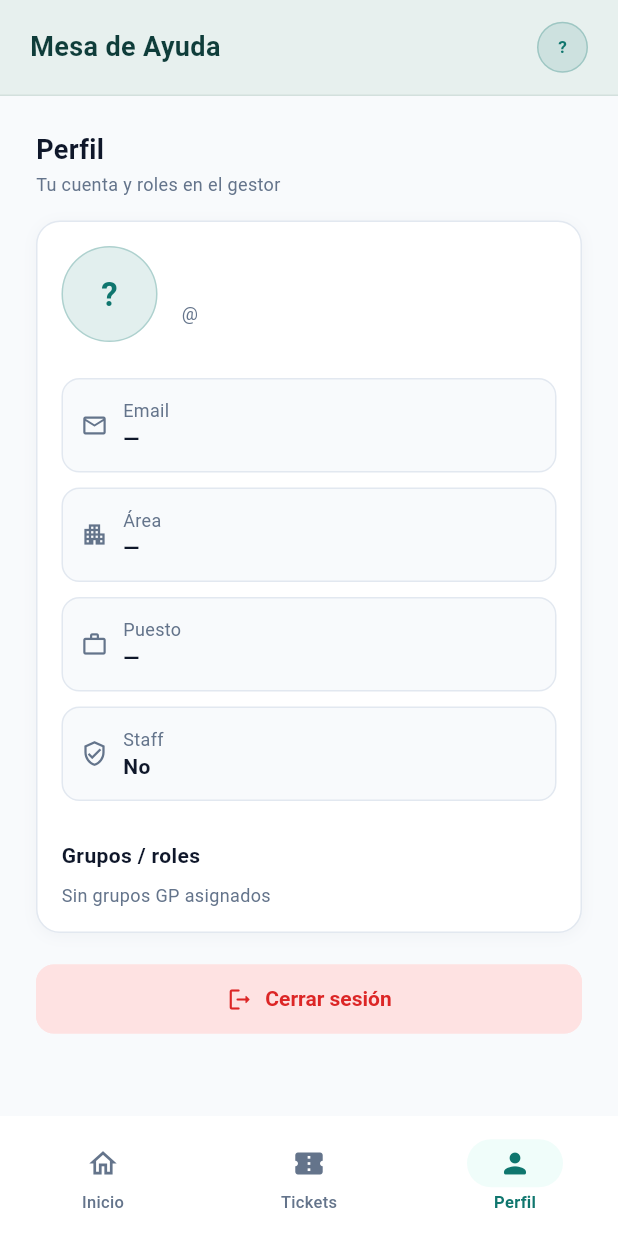
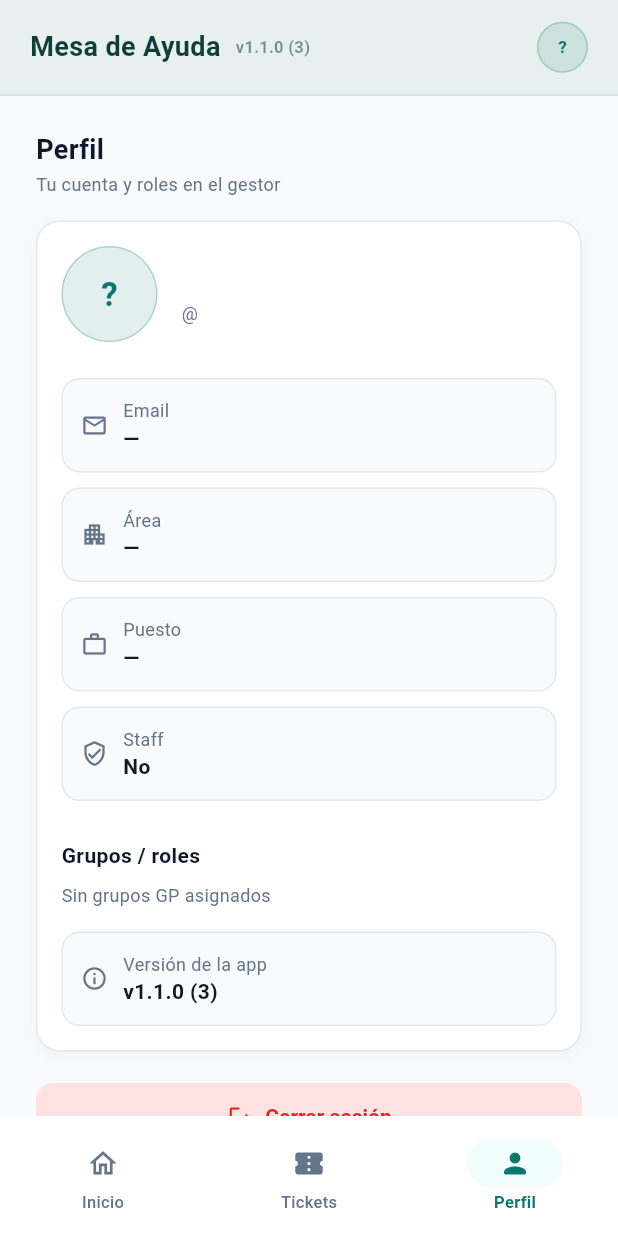
Before and after one commit to surgicorpDevelopment/mesa_ayuda, a Flutter app: the PerfilPage screen opened by its route, on a phone screen of 412 x 824 dp. Run offline on Flutter 3.47's test engine with Material 3 defaults, Android fonts, the phone set to English and light mode, and no system bars; our stand-ins replace file_picker, flutter_animate, go_router, shared_preferences, web; missing offline and left inert: dart:js_interop; accounts and stored records are empty; network calls fail; Roboto replaces fonts that are missing (Segoe UI); key blocks and very long unbroken strings in the code were emptied for the run.

Commit message:
Increment version to 1.1.0+3 and update app version references
- Updated version number in pubspec.yaml to 1.1.0+3.
- Aligned app version details in app_version.dart to reflect the new version.
- Modified login_page.dart and perfil_page.dart to display the app version with build number.
- Enhanced shell_scaffold.dart to show the app version in the top bar for better user visibility.

```diff
--- a/lib/pages/login_page.dart
+++ b/lib/pages/login_page.dart
@@ -241,7 +241,7 @@ class _LoginPageState extends State<LoginPage> {
                   ),
                   const SizedBox(height: 16),
                   Text(
-                    AppVersion.label,
+                    AppVersion.labelWithBuild,
                     textAlign: TextAlign.center,
                     style: AppTypography.textTheme.bodySmall?.copyWith(
                       color: AppColors.slate500,
--- a/lib/pages/perfil_page.dart
+++ b/lib/pages/perfil_page.dart
@@ -1,6 +1,7 @@
 import 'package:flutter/material.dart';
 import 'package:provider/provider.dart';
 
+import '../config/app_version.dart';
 import '../providers/auth_provider.dart';
 import '../theme/app_colors.dart';
 import '../theme/app_typography.dart';
@@ -87,6 +88,12 @@ class PerfilPage extends StatelessWidget {
                     ),
                 ],
               ),
+              const SizedBox(height: 16),
+              _InfoTile(
+                icon: Icons.info_outline,
+                label: 'Versión de la app',
+                value: AppVersion.labelWithBuild,
+              ),
             ],
           ),
         ),
--- a/lib/pages/shell_scaffold.dart
+++ b/lib/pages/shell_scaffold.dart
@@ -3,6 +3,7 @@ import 'package:go_router/go_router.dart';
 import 'package:provider/provider.dart';
 
 import '../config/api_config.dart';
+import '../config/app_version.dart';
 import '../providers/auth_provider.dart';
 import '../theme/app_colors.dart';
 import '../theme/app_spacing.dart';
@@ -455,6 +456,14 @@ class _Topbar extends StatelessWidget {
               fontWeight: FontWeight.w700,
             ),
           ),
+          const SizedBox(width: 10),
+          Text(
+            AppVersion.labelWithBuild,
+            style: AppTypography.textTheme.labelSmall?.copyWith(
+              color: AppColors.shellTopbarTitle.withValues(alpha: 0.55),
+              fontWeight: FontWeight.w600,
+            ),
+          ),
           if (ApiConfig.useMock) ...[
             const SizedBox(width: 10),
             Container(
--- a/pubspec.yaml
+++ b/pubspec.yaml
@@ -1,7 +1,7 @@
 name: gestor_proyectos
 description: Mesa de Ayuda — tickets y proyectos internos Surgicorp
 publish_to: 'none'
-version: 1.0.1+2
+version: 1.1.0+3
 
 environment:
   sdk: ^3.13.0
```
Also changed, not shown: lib/config/app_version.dart (+5 -5 lines).
